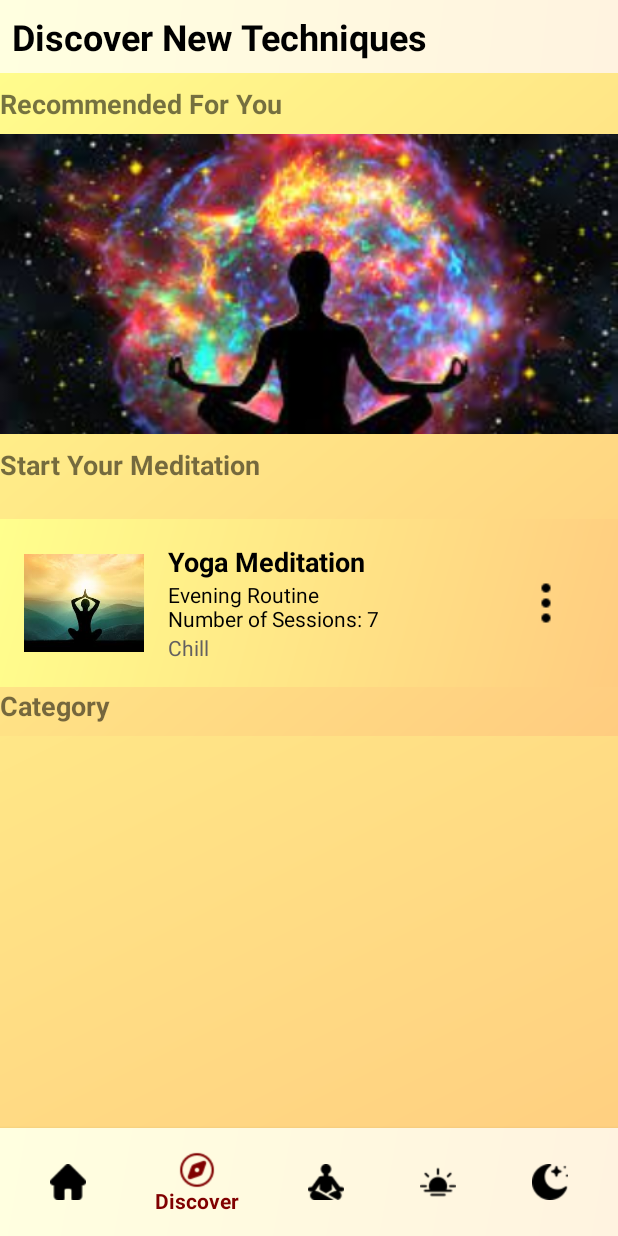
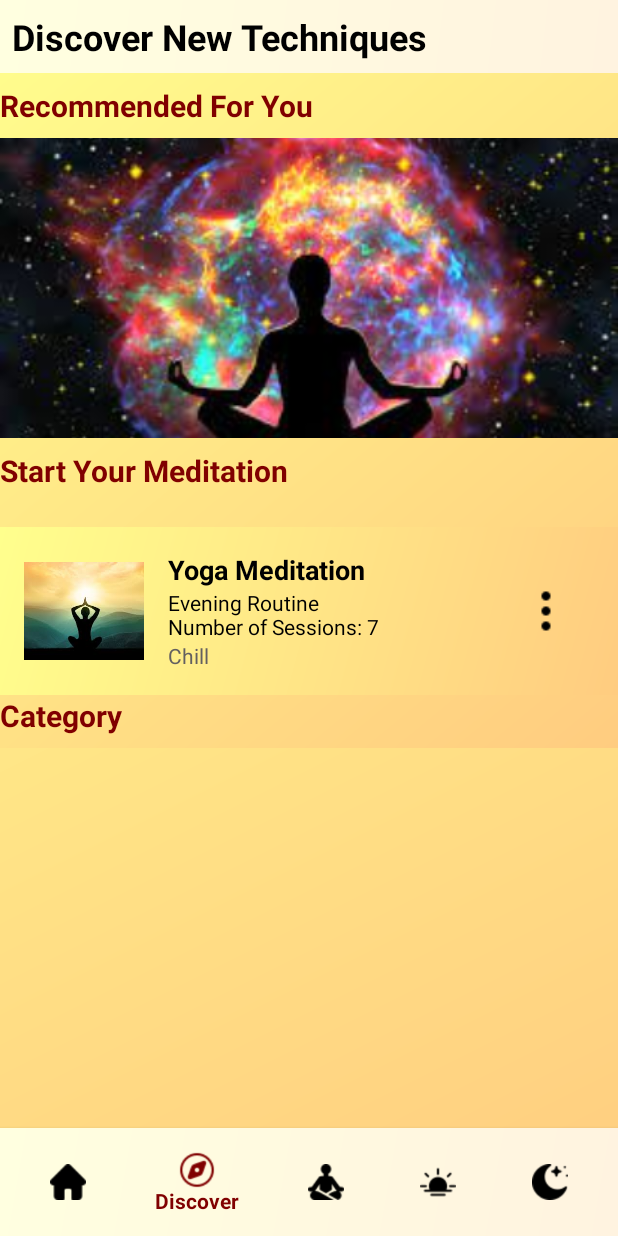
Before and after one commit to jasonpatigayon25/MeditationGuideApp, an Android app: the screen it shows after launch (MainActivity), item 2 of the bottom bar chosen, on a phone screen of 412 x 824 dp. Run offline under Robolectric (Android 15) with nearby library versions, the phone set to English and light mode, and no system bars; our stand-ins replace Firebase (no records; nobody signed in at launch, a user with empty details on screens opened directly).

Commit message:
project and exam for finals

```diff
--- a/app/src/main/res/layout/fragment_discover.xml
+++ b/app/src/main/res/layout/fragment_discover.xml
@@ -27,8 +27,9 @@
             android:layout_width="wrap_content"
             android:layout_height="wrap_content"
             android:text="@string/recommended_for_you"
-            android:textSize="18sp"
+            android:textSize="20sp"
             android:textStyle="bold"
+            android:textColor="@color/maroon"
             android:layout_marginBottom="8dp"/>
 
         <ImageView
@@ -45,8 +46,9 @@
             android:layout_width="wrap_content"
             android:layout_height="wrap_content"
             android:text="@string/start_your_meditation"
-            android:textSize="18sp"
+            android:textSize="20sp"
             android:textStyle="bold"
+            android:textColor="@color/maroon"
             android:layout_marginBottom="8dp"/>
 
         <RelativeLayout
@@ -111,8 +113,9 @@
             android:layout_width="wrap_content"
             android:layout_height="wrap_content"
             android:text="@string/category"
-            android:textSize="18sp"
+            android:textSize="20sp"
             android:textStyle="bold"
+            android:textColor="@color/maroon"
             android:layout_marginBottom="8dp"/>
 
         <androidx.recyclerview.widget.RecyclerView
```
